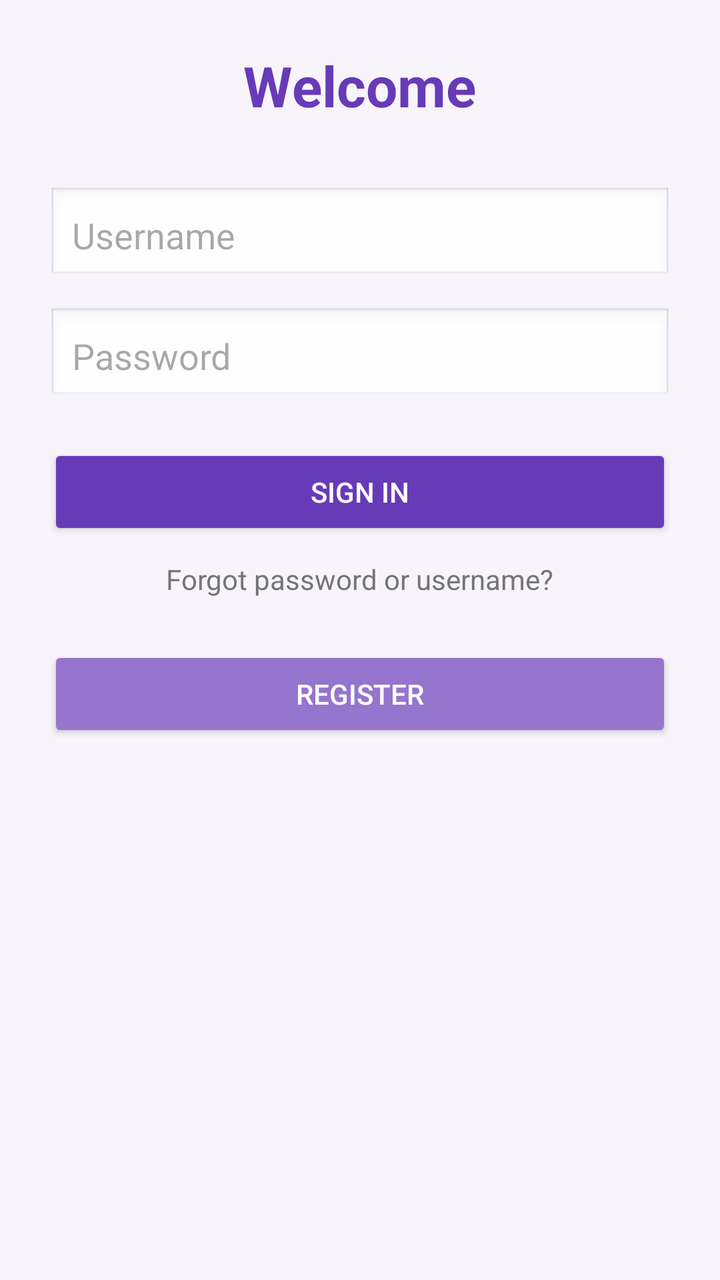
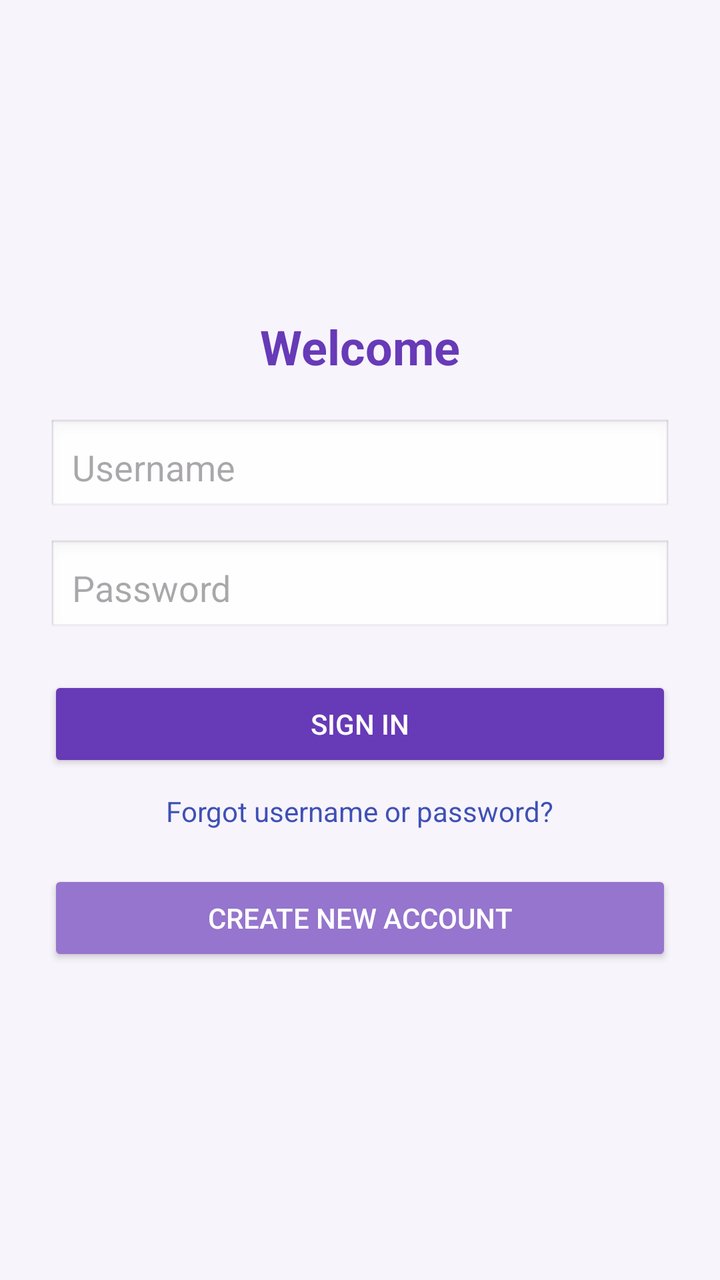

Screens rendered from an Android XML layout before and after an edit, with the pre-edit source and the edit as a unified diff.
<!-- AndroidManifest.xml: application theme Theme.LoginAndRegister -->
<!-- res/layout/activity_login.xml -->
<?xml version="1.0" encoding="utf-8"?>
<LinearLayout xmlns:android="http://schemas.android.com/apk/res/android"
    android:layout_width="match_parent"
    android:layout_height="match_parent"
    android:orientation="vertical"
    android:gravity="center_horizontal"
    android:padding="24dp"
    android:background="#F8F4FC">

    
    <TextView
        android:id="@+id/tvWelcome"
        android:layout_width="wrap_content"
        android:layout_height="wrap_content"
        android:text="Welcome"
        android:textSize="28sp"
        android:textStyle="bold"
        android:textColor="#673AB7"
        android:layout_marginBottom="32dp" />

    <EditText
        android:id="@+id/etUsername"
        android:layout_width="match_parent"
        android:layout_height="wrap_content"
        android:hint="Username"
        android:inputType="textPersonName"
        android:background="@android:drawable/edit_text"
        android:padding="12dp"
        android:layout_marginBottom="12dp" />

    <EditText
        android:id="@+id/etPassword"
        android:layout_width="match_parent"
        android:layout_height="wrap_content"
        android:hint="Password"
        android:inputType="textPassword"
        android:background="@android:drawable/edit_text"
        android:padding="12dp"
        android:layout_marginBottom="20dp" />

    <Button
        android:id="@+id/btnLogin"
        android:layout_width="match_parent"
        android:layout_height="wrap_content"
        android:text="Sign In"
        android:backgroundTint="#673AB7"
        android:textColor="@android:color/white"
        android:layout_marginBottom="10dp" />

    
    <TextView
        android:id="@+id/tvForgot"
        android:layout_width="wrap_content"
        android:layout_height="wrap_content"
        android:text="Forgot password or username?"
        android:textSize="14sp"
        android:textColor="#757575"
        android:layout_marginBottom="24dp" />

    <Button
        android:id="@+id/btnGoRegister"
        android:layout_width="match_parent"
        android:layout_height="wrap_content"
        android:text="Register"
        android:backgroundTint="#9575CD"
        android:textColor="@android:color/white" />

</LinearLayout>
<!-- resources referenced by this layout -->
<resources>
  <style name="Theme.LoginAndRegister" parent="Base.Theme.LoginAndRegister" />
  <style name="Base.Theme.LoginAndRegister" parent="Theme.Material3.DayNight.NoActionBar">
          
          
      </style>
</resources>

<!-- the commit's change to res/layout/activity_login.xml (unified diff, before → after) -->
@@ -1,22 +1,20 @@
-<?xml version="1.0" encoding="utf-8"?>
 <LinearLayout xmlns:android="http://schemas.android.com/apk/res/android"
     android:layout_width="match_parent"
     android:layout_height="match_parent"
     android:orientation="vertical"
-    android:gravity="center_horizontal"
+    android:gravity="center"
     android:padding="24dp"
     android:background="#F8F4FC">
 
-    
     <TextView
         android:id="@+id/tvWelcome"
         android:layout_width="wrap_content"
         android:layout_height="wrap_content"
         android:text="Welcome"
-        android:textSize="28sp"
+        android:textSize="24sp"
         android:textStyle="bold"
         android:textColor="#673AB7"
-        android:layout_marginBottom="32dp" />
+        android:layout_marginBottom="20dp"/>
 
     <EditText
         android:id="@+id/etUsername"
@@ -26,7 +24,7 @@
         android:inputType="textPersonName"
         android:background="@android:drawable/edit_text"
         android:padding="12dp"
-        android:layout_marginBottom="12dp" />
+        android:layout_marginBottom="12dp"/>
 
     <EditText
         android:id="@+id/etPassword"
@@ -36,33 +34,32 @@
         android:inputType="textPassword"
         android:background="@android:drawable/edit_text"
         android:padding="12dp"
-        android:layout_marginBottom="20dp" />
+        android:layout_marginBottom="20dp"/>
 
     <Button
         android:id="@+id/btnLogin"
         android:layout_width="match_parent"
         android:layout_height="wrap_content"
-        android:text="Sign In"
+        android:text="Sign in"
         android:backgroundTint="#673AB7"
         android:textColor="@android:color/white"
-        android:layout_marginBottom="10dp" />
+        android:layout_marginBottom="10dp"/>
 
-    
     <TextView
         android:id="@+id/tvForgot"
         android:layout_width="wrap_content"
         android:layout_height="wrap_content"
-        android:text="Forgot password or username?"
+        android:text="Forgot username or password?"
         android:textSize="14sp"
-        android:textColor="#757575"
-        android:layout_marginBottom="24dp" />
+        android:textColor="#3F51B5"
+        android:layout_marginBottom="20dp"/>
 
     <Button
         android:id="@+id/btnGoRegister"
         android:layout_width="match_parent"
         android:layout_height="wrap_content"
-        android:text="Register"
+        android:text="Create new account"
         android:backgroundTint="#9575CD"
-        android:textColor="@android:color/white" />
+        android:textColor="@android:color/white"/>
 
 </LinearLayout>
